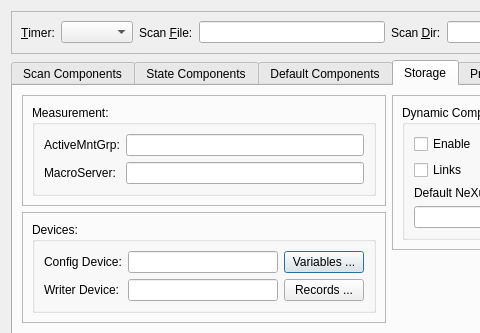
The window that nxselector/ui/selector.ui (nexdatas/nxselector) describes before a commit, drawn with Qt 5; both pictures show x 0 to 480 and y 0 to 333 of the 778 by 502 pixel window.
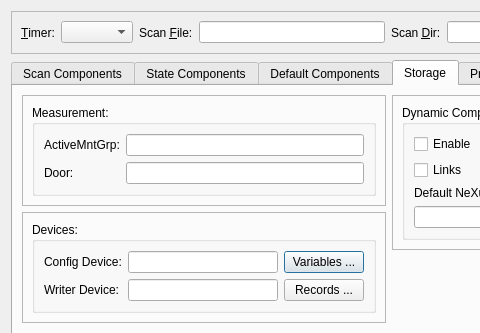
The same window after the commit. The open tabs and pages were chosen to show the change.

Commit message: changing MacroServer to Door

```diff
--- a/nxselector/ui/selector.ui
+++ b/nxselector/ui/selector.ui
@@ -161,7 +161,7 @@
                    <item row="2" column="0">
                     <widget class="QLabel" name="mntServerLabel">
                      <property name="text">
-                      <string>MacroServer:</string>
+                      <string>Door:</string>
                      </property>
                      <property name="buddy">
                       <cstring>mntServerLineEdit</cstring>
```
The commit also changes 1 other file.
